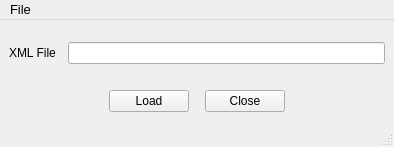
First picture: the form in ui_veracode.ui, repository timcking/veracode-load, before the edit.
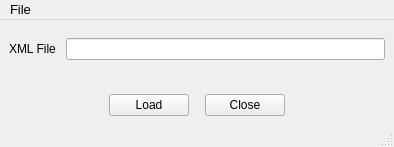
Second picture: the form after the edit. Icons and pictures are not drawn.

The edit to the form file:
```diff
--- a/ui_veracode.ui
+++ b/ui_veracode.ui
@@ -25,7 +25,7 @@
   <widget class="QWidget" name="centralwidget">
    <layout class="QVBoxLayout" name="verticalLayout_2">
     <item>
-     <layout class="QVBoxLayout" name="verticalLayout" stretch="1,0">
+     <layout class="QVBoxLayout" name="verticalLayout" stretch="0,0">
       <property name="spacing">
        <number>10</number>
       </property>
@@ -36,41 +36,19 @@
        <number>0</number>
       </property>
       <item>
-       <layout class="QHBoxLayout" name="horizontalLayout" stretch="0,0,0">
-        <property name="spacing">
-         <number>2</number>
-        </property>
-        <property name="topMargin">
-         <number>0</number>
-        </property>
-        <property name="bottomMargin">
-         <number>16</number>
-        </property>
-        <item>
+       <layout class="QFormLayout" name="formLayout">
+        <item row="0" column="0">
          <widget class="QLabel" name="label">
           <property name="text">
            <string>XML File</string>
           </property>
          </widget>
         </item>
-        <item>
-         <spacer name="horizontalSpacer">
-          <property name="orientation">
-           <enum>Qt::Horizontal</enum>
-          </property>
-          <property name="sizeType">
-           <enum>QSizePolicy::Minimum</enum>
-          </property>
-          <property name="sizeHint" stdset="0">
-           <size>
-            <width>10</width>
-            <height>20</height>
-           </size>
-          </property>
-         </spacer>
-        </item>
-        <item>
+        <item row="0" column="1">
          <widget class="QLineEdit" name="textFile">
+          <property name="text">
+           <string/>
+          </property>
           <property name="alignment">
            <set>Qt::AlignLeading|Qt::AlignLeft|Qt::AlignVCenter</set>
           </property>
```
